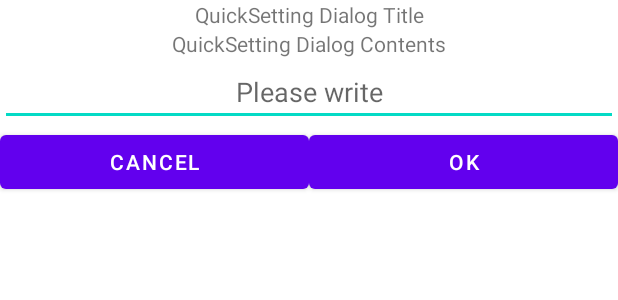
After one commit to 90ms/QuickSettingSample, an Android app: the layout dialog_main.xml on its own in the app's theme, with its tools: preview values and no code run, on a phone screen of 412 x 824 dp. The commit adds this screen. Shown: the top 300 px of the screen. Run offline under Robolectric (Android 15) with nearby library versions, the phone set to English and light mode, and no system bars.

Commit message:
퀵 세팅 기본 작업 완료

```diff
--- a/app/build.gradle
+++ b/app/build.gradle
@@ -9,7 +9,7 @@ android {
 
     defaultConfig {
         applicationId "a90ms.easy.quicksettingsample"
-        minSdkVersion 21
+        minSdkVersion 24
         targetSdkVersion 30
         versionCode 1
         versionName "1.0"
--- /dev/null
+++ b/app/src/main/res/layout/dialog_main.xml
@@ -0,0 +1,60 @@
+<?xml version="1.0" encoding="utf-8"?>
+<androidx.constraintlayout.widget.ConstraintLayout xmlns:android="http://schemas.android.com/apk/res/android"
+    xmlns:app="http://schemas.android.com/apk/res-auto"
+    xmlns:tools="http://schemas.android.com/tools"
+    android:layout_width="match_parent"
+    android:layout_height="match_parent">
+
+    <TextView
+        android:id="@+id/tv_title"
+        android:layout_width="0dp"
+        android:layout_height="wrap_content"
+        android:gravity="center"
+        app:layout_constraintEnd_toEndOf="parent"
+        app:layout_constraintStart_toStartOf="parent"
+        app:layout_constraintTop_toTopOf="parent"
+        android:text="@string/txt_title"
+        tools:text="@string/txt_title" />
+
+    <TextView
+        android:id="@+id/tv_contents"
+        android:layout_width="0dp"
+        android:layout_height="wrap_content"
+        android:gravity="center"
+        android:text="@string/txt_contents"
+        app:layout_constraintEnd_toEndOf="parent"
+        app:layout_constraintStart_toStartOf="parent"
+        app:layout_constraintTop_toBottomOf="@+id/tv_title"
+        tools:text="@string/txt_contents" />
+
+    <EditText
+        android:id="@+id/et_contents"
+        android:layout_width="0dp"
+        android:layout_height="wrap_content"
+        android:gravity="center"
+        android:hint="@string/et_contents_hint"
+        app:layout_constraintEnd_toEndOf="parent"
+        app:layout_constraintStart_toStartOf="parent"
+        app:layout_constraintTop_toBottomOf="@+id/tv_contents" />
+
+    <Button
+        android:id="@+id/bt_left"
+        android:layout_width="0dp"
+        android:layout_height="wrap_content"
+        android:gravity="center"
+        android:text="@string/txt_cancel"
+        app:layout_constraintEnd_toStartOf="@+id/bt_right"
+        app:layout_constraintStart_toStartOf="parent"
+        app:layout_constraintTop_toBottomOf="@+id/et_contents" />
+
+    <Button
+        android:id="@+id/bt_right"
+        android:layout_width="0dp"
+        android:layout_height="wrap_content"
+        android:gravity="center"
+        android:text="@string/txt_ok"
+        app:layout_constraintEnd_toEndOf="parent"
+        app:layout_constraintStart_toEndOf="@+id/bt_left"
+        app:layout_constraintTop_toBottomOf="@+id/et_contents" />
+
+</androidx.constraintlayout.widget.ConstraintLayout>
--- a/app/src/main/res/values/strings.xml
+++ b/app/src/main/res/values/strings.xml
@@ -1,3 +1,9 @@
 <resources>
     <string name="app_name">QuickSettingSample</string>
+
+    <string name="txt_title">QuickSetting Dialog Title</string>
+    <string name="txt_contents">QuickSetting Dialog Contents</string>
+    <string name="et_contents_hint">Please write</string>
+    <string name="txt_ok">OK</string>
+    <string name="txt_cancel">Cancel</string>
 </resources>
```
Also changed, not shown: app/src/main/AndroidManifest.xml (+12 -0 lines), app/src/main/java/a90ms/easy/quicksettingsample/QuickSettingService.kt (added, +103 -0 lines), app/src/main/java/a90ms/easy/quicksettingsample/Utils.kt (added, +22 -0 lines).
